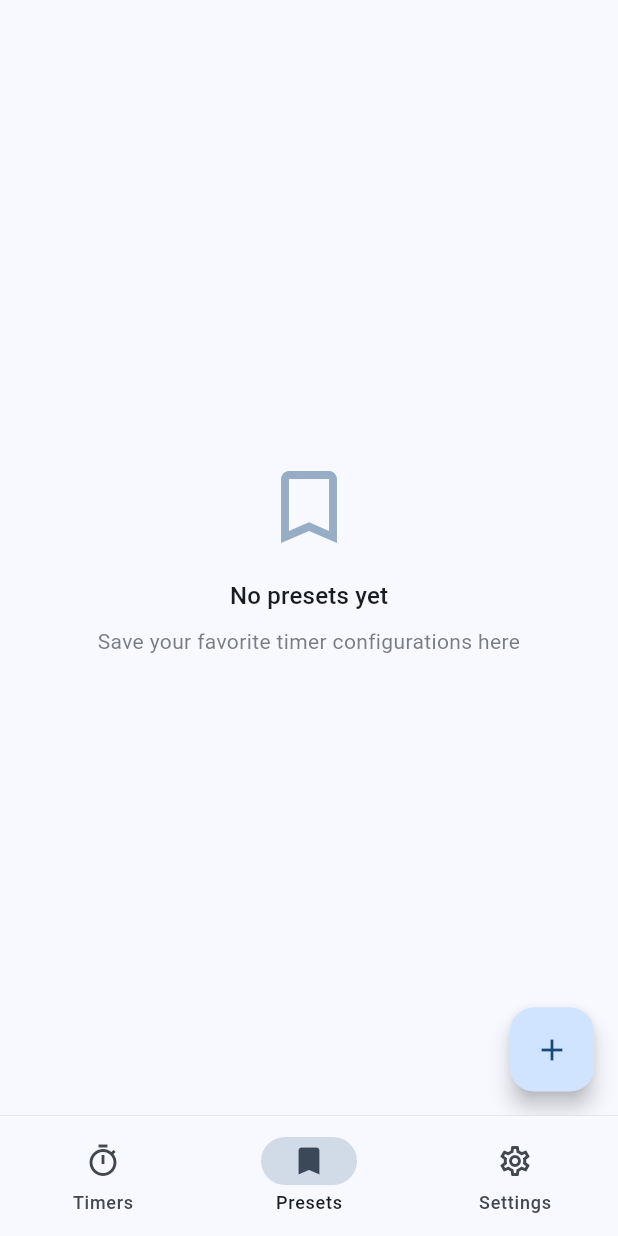
After one commit to zaynOm/multi_timer, a Flutter app: the screen it shows after launch, item 2 of the bottom bar chosen, after a tap on the "add" icon, on a phone screen of 412 x 824 dp. The commit adds this screen. Run offline on Flutter 3.47's test engine with Material 3 defaults, Android fonts, the light colour scheme and no system bars; our stand-ins replace flutter_local_notifications, get_it, shared_preferences; missing offline and left inert: flutter_ringtone_player.

Commit message:
feat: integrate GetIt for service locator and refactor SharedPreferences initialization

```diff
--- /dev/null
+++ b/lib/app.dart
@@ -0,0 +1,24 @@
+import 'package:flutter/material.dart';
+import 'package:provider/provider.dart';
+
+import 'screens/home_screen.dart';
+import 'services/theme_service.dart';
+import 'theme.dart';
+
+class AppRoot extends StatelessWidget {
+  const AppRoot({super.key});
+
+  @override
+  Widget build(BuildContext context) {
+    return Consumer<ThemeService>(
+      builder: (context, themeService, _) => MaterialApp(
+        debugShowCheckedModeBanner: false,
+        title: 'Multi Timer',
+        theme: AppTheme.lightTheme,
+        darkTheme: AppTheme.darkTheme,
+        themeMode: themeService.themeMode,
+        home: const HomeScreen(),
+      ),
+    );
+  }
+}
--- a/lib/main.dart
+++ b/lib/main.dart
@@ -1,50 +1,24 @@
 import 'package:flutter/material.dart';
 import 'package:provider/provider.dart';
 
-import 'screens/home_screen.dart';
-import 'services/notification_service.dart';
+import 'app.dart';
+import 'services/service_locator.dart';
 import 'services/theme_service.dart';
 import 'services/timer_service.dart';
-import 'services/timer_storage_service.dart';
-import 'theme.dart';
 
 void main() async {
   WidgetsFlutterBinding.ensureInitialized();
 
-  final themeService = ThemeService();
-  await themeService.initialize();
+  // Initialize all services
+  await ServiceLocator.setup();
 
-  final timerStorage = TimerStorageService();
-  await timerStorage.initialize();
+  final app = MultiProvider(
+    providers: [
+      ChangeNotifierProvider.value(value: getIt<ThemeService>()),
+      ChangeNotifierProvider.value(value: getIt<TimerService>()),
+    ],
+    child: const AppRoot(),
+  );
 
-  await NotificationService().initialize();
-
-  runApp(MyApp(themeService: themeService));
+  runApp(app);
 }
-
-class MyApp extends StatelessWidget {
-  final ThemeService themeService;
-
-  const MyApp({super.key, required this.themeService});
-
-  @override
-  Widget build(BuildContext context) {
-    return MultiProvider(
-      providers: [
-        ChangeNotifierProvider(create: (_) => TimerService()),
-        ChangeNotifierProvider.value(value: themeService),
-      ],
-      child: Consumer<ThemeService>(
-        builder:
-            (context, themeService, _) => MaterialApp(
-              debugShowCheckedModeBanner: false,
-              title: 'Multi Timer',
-              theme: AppTheme.lightTheme,
-              darkTheme: AppTheme.darkTheme,
-              themeMode: themeService.themeMode,
-              home: const HomeScreen(),
-            ),
-      ),
-    );
-  }
-}
--- a/lib/screens/home_screen.dart
+++ b/lib/screens/home_screen.dart
@@ -14,11 +14,7 @@ class HomeScreen extends StatefulWidget {
 class _HomeScreenState extends State<HomeScreen> {
   int _selectedIndex = 0;
 
-  final List<Widget> _screens = const [
-    TimerListScreen(),
-    PresetsScreen(),
-    SettingsScreen(),
-  ];
+  final List<Widget> _screens = const [TimerListScreen(), PresetsScreen(), SettingsScreen()];
 
   void _onItemTapped(int index) {
     setState(() {
@@ -36,17 +32,14 @@ class _HomeScreenState extends State<HomeScreen> {
         decoration: BoxDecoration(
           color: Theme.of(context).scaffoldBackgroundColor,
           border: Border(
-            top: BorderSide(
-              color: colorScheme.outline.withOpacity(0.3),
-              width: .3,
-            ),
+            top: BorderSide(color: colorScheme.outline.withValues(alpha: 0.3), width: .3),
           ),
         ),
         child: NavigationBar(
           selectedIndex: _selectedIndex,
           onDestinationSelected: _onItemTapped,
           backgroundColor: Colors.transparent,
-          indicatorColor: colorScheme.primary.withOpacity(0.2),
+          indicatorColor: colorScheme.primary.withValues(alpha: 0.2),
           elevation: 0,
           height: 80,
           destinations: const [
--- a/lib/screens/presets_screen.dart
+++ b/lib/screens/presets_screen.dart
@@ -1,37 +1,17 @@
 import 'package:flutter/material.dart';
+import 'package:multi_timer/widgets/empty_state.dart';
 
 class PresetsScreen extends StatelessWidget {
   const PresetsScreen({super.key});
 
   @override
   Widget build(BuildContext context) {
-    final colorScheme = Theme.of(context).colorScheme;
-
     return Scaffold(
       body: SafeArea(
-        child: Center(
-          child: Column(
-            mainAxisAlignment: MainAxisAlignment.center,
-            children: [
-              Icon(
-                Icons.bookmark_outline,
-                size: 64,
-                color: colorScheme.primary.withValues(alpha: .5),
-              ),
-              const SizedBox(height: 16),
-              Text(
-                'No presets yet',
-                style: Theme.of(context).textTheme.titleMedium,
-              ),
-              const SizedBox(height: 8),
-              Text(
-                'Save your favorite timer configurations here',
-                style: Theme.of(context).textTheme.bodyMedium?.copyWith(
-                  color: colorScheme.onSurfaceVariant.withValues(alpha: .7),
-                ),
-              ),
-            ],
-          ),
+        child: EmptyState(
+          icon: Icons.bookmark_outline,
+          title: 'No presets yet',
+          message: 'Save your favorite timer configurations here',
         ),
       ),
       floatingActionButton: FloatingActionButton(
--- /dev/null
+++ b/lib/services/service_locator.dart
@@ -0,0 +1,31 @@
+import 'package:get_it/get_it.dart';
+import 'package:shared_preferences/shared_preferences.dart';
+
+import 'notification_service.dart';
+import 'shared_preferences_service.dart';
+import 'theme_service.dart';
+import 'timer_service.dart';
+import 'timer_storage_service.dart';
+
+final getIt = GetIt.instance;
+
+class ServiceLocator {
+  static Future<void> setup() async {
+    // Initialize SharedPreferencesService first
+    await SharedPreferencesService.initialize();
+
+    // Register SharedPreferences as singleton
+    getIt.registerSingleton<SharedPreferences>(SharedPreferencesService.instance);
+
+    // Register services
+    getIt.registerSingleton<ThemeService>(ThemeService());
+    getIt.registerSingleton<TimerStorageService>(TimerStorageService());
+    getIt.registerSingleton<NotificationService>(NotificationService());
+    getIt.registerSingleton<TimerService>(TimerService());
+
+    // Initialize services
+    await getIt<ThemeService>().initialize();
+    await getIt<TimerStorageService>().initialize();
+    await getIt<NotificationService>().initialize();
+  }
+}
--- a/lib/services/shared_preferences_service.dart
+++ b/lib/services/shared_preferences_service.dart
@@ -3,8 +3,14 @@ import 'package:shared_preferences/shared_preferences.dart';
 class SharedPreferencesService {
   static SharedPreferences? _instance;
 
-  static Future<SharedPreferences> get instance async {
+  static Future<void> initialize() async {
     _instance ??= await SharedPreferences.getInstance();
+  }
+
+  static SharedPreferences get instance {
+    if (_instance == null) {
+      throw Exception('SharedPreferencesService not initialized. Call initialize() first.');
+    }
     return _instance!;
   }
 }
--- a/lib/services/theme_service.dart
+++ b/lib/services/theme_service.dart
@@ -10,7 +10,7 @@ class ThemeService extends ChangeNotifier {
 
   Future<void> initialize() async {
     if (_initialized) return;
-    _prefs = await SharedPreferencesService.instance;
+    _prefs = SharedPreferencesService.instance;
     final savedTheme = _prefs.getString(_themeKey);
     if (savedTheme != null) {
       _themeMode = ThemeMode.values.firstWhere(
--- a/lib/services/timer_storage_service.dart
+++ b/lib/services/timer_storage_service.dart
@@ -19,7 +19,7 @@ class TimerStorageService {
 
   Future<void> initialize() async {
     if (_initialized) return;
-    _prefs = await SharedPreferencesService.instance;
+    _prefs = SharedPreferencesService.instance;
     _initialized = true;
   }
 
--- a/lib/theme.dart
+++ b/lib/theme.dart
@@ -1,11 +1,34 @@
 import 'package:flutter/material.dart';
 
 class AppTheme {
-  static final ThemeData lightTheme = ThemeData(
-    colorScheme: ColorScheme.fromSeed(seedColor: Colors.blue, brightness: Brightness.light),
-  );
+  // Primary color for the app
+  static const Color primaryColor = Colors.blue;
 
-  static final ThemeData darkTheme = ThemeData(
-    colorScheme: ColorScheme.fromSeed(seedColor: Colors.blue, brightness: Brightness.dark),
-  );
+  // Common theme settings
+  static ThemeData _createTheme({required Brightness brightness}) {
+    final ColorScheme colorScheme = ColorScheme.fromSeed(
+      seedColor: primaryColor,
+      brightness: brightness,
+    );
+
+    return ThemeData(
+      colorScheme: colorScheme,
+      useMaterial3: true,
+      // Apply common settings
+      appBarTheme: AppBarTheme(
+        backgroundColor: colorScheme.surface,
+        foregroundColor: colorScheme.onSurface,
+        elevation: 0,
+      ),
+      cardTheme: CardTheme(
+        elevation: 2,
+        shape: RoundedRectangleBorder(
+          borderRadius: BorderRadius.circular(12),
+        ),
+      ),
+    );
+  }
+
+  static final ThemeData lightTheme = _createTheme(brightness: Brightness.light);
+  static final ThemeData darkTheme = _createTheme(brightness: Brightness.dark);
 }
--- /dev/null
+++ b/lib/widgets/empty_state.dart
@@ -0,0 +1,33 @@
+import 'package:flutter/material.dart';
+
+class EmptyState extends StatelessWidget {
+  final IconData icon;
+  final String title;
+  final String message;
+
+  const EmptyState({super.key, required this.icon, required this.title, required this.message});
+
+  @override
+  Widget build(BuildContext context) {
+    final colorScheme = Theme.of(context).colorScheme;
+
+    return Center(
+      child: Column(
+        mainAxisAlignment: MainAxisAlignment.center,
+        children: [
+          Icon(icon, size: 64, color: colorScheme.primary.withValues(alpha: 0.5)),
+          const SizedBox(height: 16),
+          Text(title, style: Theme.of(context).textTheme.titleMedium),
+          const SizedBox(height: 8),
+          Text(
+            message,
+            style: Theme.of(context).textTheme.bodyMedium?.copyWith(
+              color: colorScheme.onSurfaceVariant.withValues(alpha: 0.7),
+            ),
+            textAlign: TextAlign.center,
+          ),
+        ],
+      ),
+    );
+  }
+}
--- a/pubspec.yaml
+++ b/pubspec.yaml
@@ -18,6 +18,7 @@ dependencies:
   shared_preferences: ^2.5.2
   flutter_ringtone_player: ^4.0.0+4
   provider: ^6.1.4
+  get_it: ^8.0.3
 
 dev_dependencies:
   flutter_test:
```
Also changed, not shown: lib/screens/timer_list_screen.dart (+8 -36 lines), lib/widgets/timer_card.dart (+4 -10 lines), pubspec.lock, 1 other file.
